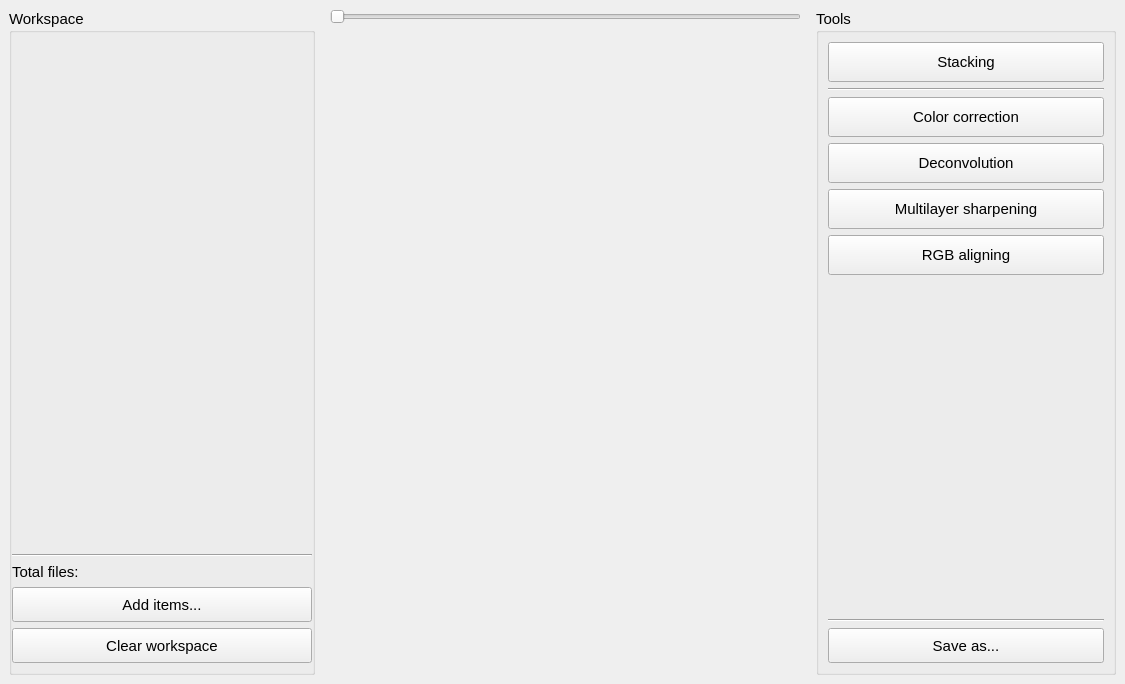
First picture: the form in source/ui/widgets/main_window/main_window.ui, repository aiphae/proxima, before the edit.
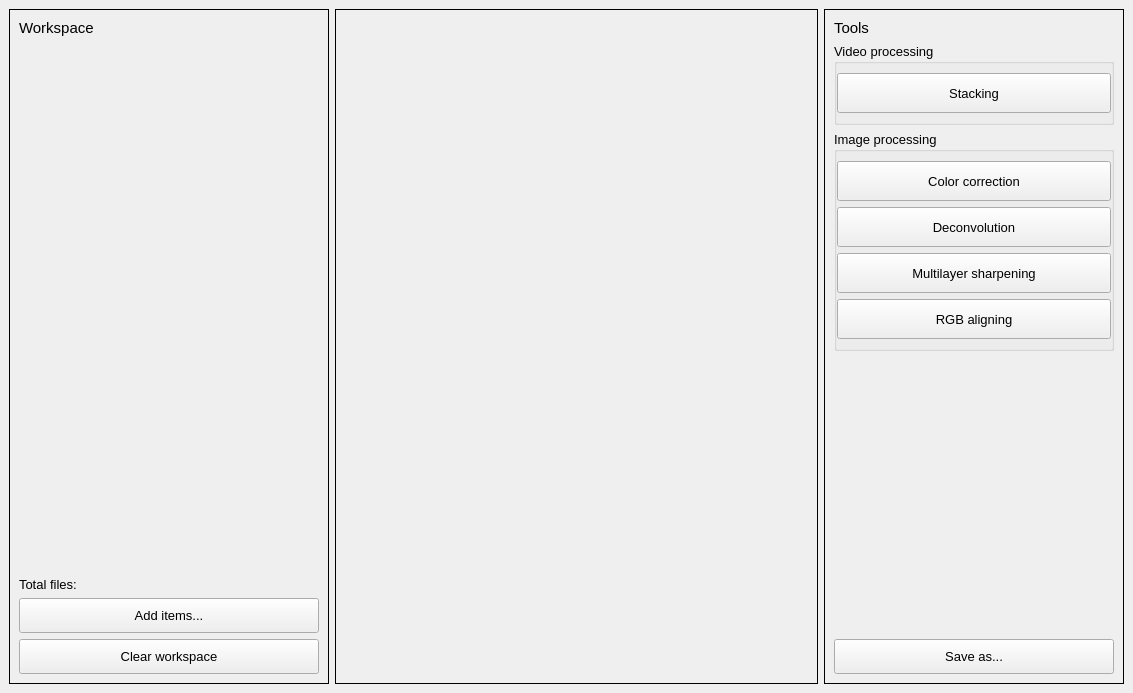
Second picture: the form after the edit. Custom widgets are drawn as their Qt base class.

The edit to the form file:
```diff
--- a/source/ui/widgets/main_window/main_window.ui
+++ b/source/ui/widgets/main_window/main_window.ui
@@ -6,8 +6,8 @@
    <rect>
     <x>0</x>
     <y>0</y>
-    <width>1125</width>
-    <height>684</height>
+    <width>1133</width>
+    <height>693</height>
    </rect>
   </property>
   <property name="font">
@@ -20,8 +20,28 @@
   </property>
   <widget class="QWidget" name="centralwidget">
    <layout class="QGridLayout" name="gridLayout">
+    <item row="0" column="1">
+     <widget class="QFrame" name="displayFrame">
+      <property name="font">
+       <font>
+        <pointsize>11</pointsize>
+       </font>
+      </property>
+      <property name="frameShape">
+       <enum>QFrame::Shape::Box</enum>
+      </property>
+      <layout class="QVBoxLayout" name="verticalLayout_4">
+       <property name="topMargin">
+        <number>9</number>
+       </property>
+       <item>
+        <widget class="MediaViewer" name="mediaViewer" native="true"/>
+       </item>
+      </layout>
+     </widget>
+    </item>
     <item row="0" column="0">
-     <widget class="QGroupBox" name="workspaceGroupBox">
+     <widget class="QFrame" name="workspaceFrame">
       <property name="sizePolicy">
        <sizepolicy hsizetype="Fixed" vsizetype="Preferred">
         <horstretch>0</horstretch>
@@ -40,26 +60,16 @@
         <height>16777215</height>
        </size>
       </property>
-      <property name="title">
-       <string>Workspace </string>
-      </property>
-      <property name="flat">
-       <bool>true</bool>
+      <property name="frameShape">
+       <enum>QFrame::Shape::Box</enum>
       </property>
       <layout class="QGridLayout" name="gridLayout_2">
        <property name="leftMargin">
-        <number>0</number>
+        <number>9</number>
        </property>
        <property name="rightMargin">
-        <number>0</number>
+        <number>9</number>
        </property>
-       <item row="1" column="0" colspan="2">
-        <widget class="Line" name="line">
-         <property name="orientation">
-          <enum>Qt::Orientation::Horizontal</enum>
-         </property>
-        </widget>
-       </item>
        <item row="5" column="0" colspan="2">
         <widget class="QPushButton" name="addItemsPushButton">
          <property name="minimumSize">
@@ -74,42 +84,16 @@
            <height>35</height>
           </size>
          </property>
+         <property name="font">
+          <font>
+           <pointsize>10</pointsize>
+          </font>
+         </property>
          <property name="text">
           <string>Add items...</string>
          </property>
         </widget>
        </item>
-       <item row="0" column="0" colspan="2">
-        <widget class="Workspace" name="workspace" native="true">
-         <property name="minimumSize">
-          <size>
-           <width>300</width>
-           <height>0</height>
-          </size>
-         </property>
-         <property name="maximumSize">
-          <size>
-           <width>300</width>
-           <height>16777215</height>
-          </size>
-         </property>
-         <property name="font">
-          <font>
-           <pointsize>9</pointsize>
-          </font>
-         </property>
-        </widget>
-       </item>
-       <item row="4" column="1">
-        <widget class="QLabel" name="totalFilesEdit">
-         <property name="text">
-          <string/>
-         </property>
-         <property name="alignment">
-          <set>Qt::AlignmentFlag::AlignRight|Qt::AlignmentFlag::AlignTrailing|Qt::AlignmentFlag::AlignVCenter</set>
-         </property>
-        </widget>
-       </item>
        <item row="4" column="0">
         <widget class="QLabel" name="totalFilesLabel">
          <property name="sizePolicy">
@@ -120,7 +104,7 @@
          </property>
          <property name="font">
           <font>
-           <pointsize>11</pointsize>
+           <pointsize>10</pointsize>
           </font>
          </property>
          <property name="text">
@@ -142,39 +126,68 @@
            <height>35</height>
           </size>
          </property>
+         <property name="font">
+          <font>
+           <pointsize>10</pointsize>
+          </font>
+         </property>
          <property name="text">
           <string>Clear workspace</string>
          </property>
         </widget>
        </item>
-      </layout>
-     </widget>
-    </item>
-    <item row="0" column="1">
-     <widget class="QFrame" name="displayFrame">
+       <item row="1" column="0" colspan="2">
+        <widget class="Workspace" name="workspace" native="true">
+         <property name="minimumSize">
+          <size>
+           <width>300</width>
+           <height>0</height>
+          </size>
+         </property>
+         <property name="maximumSize">
+          <size>
+           <width>300</width>
+           <height>16777215</height>
+          </size>
+         </property>
       <property name="font">
        <font>
-        <pointsize>11</pointsize>
-       </font>
-      </property>
-      <layout class="QVBoxLayout" name="verticalLayout">
-       <property name="topMargin">
-        <number>0</number>
-       </property>
-       <item>
-        <widget class="QSlider" name="frameHorizontalSlider">
-         <property name="enabled">
-          <bool>false</bool>
-         </property>
-         <property name="orientation">
-          <enum>Qt::Orientation::Horizontal</enum>
-         </property>
+           <pointsize>9</pointsize>
+          </font>
+         </property>
         </widget>
        </item>
-       <item>
-        <widget class="Display" name="display">
+       <item row="4" column="1">
+        <widget class="QLabel" name="totalFilesEdit">
+         <property name="font">
+          <font>
+           <pointsize>10</pointsize>
+          </font>
+         </property>
          <property name="text">
           <string/>
+         </property>
+         <property name="alignment">
+          <set>Qt::AlignmentFlag::AlignRight|Qt::AlignmentFlag::AlignTrailing|Qt::AlignmentFlag::AlignVCenter</set>
+         </property>
+        </widget>
+       </item>
+       <item row="0" column="0">
+        <widget class="QLabel" name="label">
+         <property name="sizePolicy">
+          <sizepolicy hsizetype="Preferred" vsizetype="Maximum">
+           <horstretch>0</horstretch>
+           <verstretch>0</verstretch>
+          </sizepolicy>
+         </property>
+         <property name="font">
+          <font>
+           <pointsize>11</pointsize>
+           <bold>false</bold>
+          </font>
+         </property>
+         <property name="text">
+          <string>Workspace</string>
          </property>
         </widget>
        </item>
@@ -182,7 +195,7 @@
      </widget>
     </item>
     <item row="0" column="2">
-     <widget class="QGroupBox" name="toolsGroupBox">
+     <widget class="QFrame" name="toolsFrame">
       <property name="sizePolicy">
        <sizepolicy hsizetype="Fixed" vsizetype="Preferred">
         <horstretch>0</horstretch>
@@ -201,15 +214,48 @@
         <height>16777215</height>
        </size>
       </property>
-      <property name="title">
-       <string>Tools </string>
-      </property>
-      <property name="flat">
-       <bool>true</bool>
+      <property name="frameShape">
+       <enum>QFrame::Shape::Box</enum>
       </property>
       <layout class="QVBoxLayout" name="verticalLayout_2">
        <item>
-        <widget class="QPushButton" name="pushButton_3">
+        <widget class="QLabel" name="label_2">
+         <property name="font">
+          <font>
+           <pointsize>11</pointsize>
+           <bold>false</bold>
+          </font>
+         </property>
+         <property name="text">
+          <string>Tools</string>
+         </property>
+         <property name="alignment">
+          <set>Qt::AlignmentFlag::AlignLeading|Qt::AlignmentFlag::AlignLeft|Qt::AlignmentFlag::AlignVCenter</set>
+         </property>
+        </widget>
+       </item>
+       <item>
+        <widget class="QGroupBox" name="groupBox">
+         <property name="font">
+          <font>
+           <pointsize>10</pointsize>
+          </font>
+         </property>
+         <property name="title">
+          <string>Video processing</string>
+         </property>
+         <property name="flat">
+          <bool>true</bool>
+         </property>
+         <layout class="QVBoxLayout" name="verticalLayout">
+          <property name="leftMargin">
+           <number>0</number>
+          </property>
+          <property name="rightMargin">
+           <number>0</number>
+          </property>
+          <item>
+           <widget class="QPushButton" name="stackingPushButton">
          <property name="minimumSize">
           <size>
            <width>0</width>
@@ -221,13 +267,29 @@
          </property>
         </widget>
        </item>
-       <item>
-        <widget class="Line" name="line_3">
-         <property name="orientation">
-          <enum>Qt::Orientation::Horizontal</enum>
-         </property>
+         </layout>
         </widget>
        </item>
+       <item>
+        <widget class="QGroupBox" name="groupBox_2">
+         <property name="font">
+          <font>
+           <pointsize>10</pointsize>
+          </font>
+         </property>
+         <property name="title">
+          <string>Image processing</string>
+         </property>
+         <property name="flat">
+          <bool>true</bool>
+         </property>
+         <layout class="QVBoxLayout" name="verticalLayout_3">
+          <property name="leftMargin">
+           <number>0</number>
+          </property>
+          <property name="rightMargin">
+           <number>0</number>
+          </property>
        <item>
         <widget class="QPushButton" name="pushButton_4">
          <property name="minimumSize">
@@ -280,6 +342,9 @@
          </property>
         </widget>
        </item>
+         </layout>
+        </widget>
+       </item>
        <item>
         <spacer name="verticalSpacer_2">
          <property name="orientation">
@@ -293,13 +358,6 @@
          </property>
         </spacer>
        </item>
-       <item>
-        <widget class="Line" name="line_2">
-         <property name="orientation">
-          <enum>Qt::Orientation::Horizontal</enum>
-         </property>
-        </widget>
-       </item>
        <item>
         <widget class="QPushButton" name="pushButton_2">
          <property name="minimumSize">
@@ -308,6 +366,11 @@
            <height>35</height>
           </size>
          </property>
+         <property name="font">
+          <font>
+           <pointsize>10</pointsize>
+          </font>
+         </property>
          <property name="text">
           <string>Save as...</string>
          </property>
@@ -320,17 +383,18 @@
   </widget>
  </widget>
  <customwidgets>
-  <customwidget>
-   <class>Display</class>
-   <extends>QLabel</extends>
-   <header>components/display.h</header>
-  </customwidget>
   <customwidget>
    <class>Workspace</class>
    <extends>QWidget</extends>
    <header>ui/workspace.h</header>
    <container>1</container>
   </customwidget>
+  <customwidget>
+   <class>MediaViewer</class>
+   <extends>QWidget</extends>
+   <header>ui/media_viewer.h</header>
+   <container>1</container>
+  </customwidget>
  </customwidgets>
  <resources/>
  <connections/>
```
Lines whose indentation alone changed are shown as unchanged.
